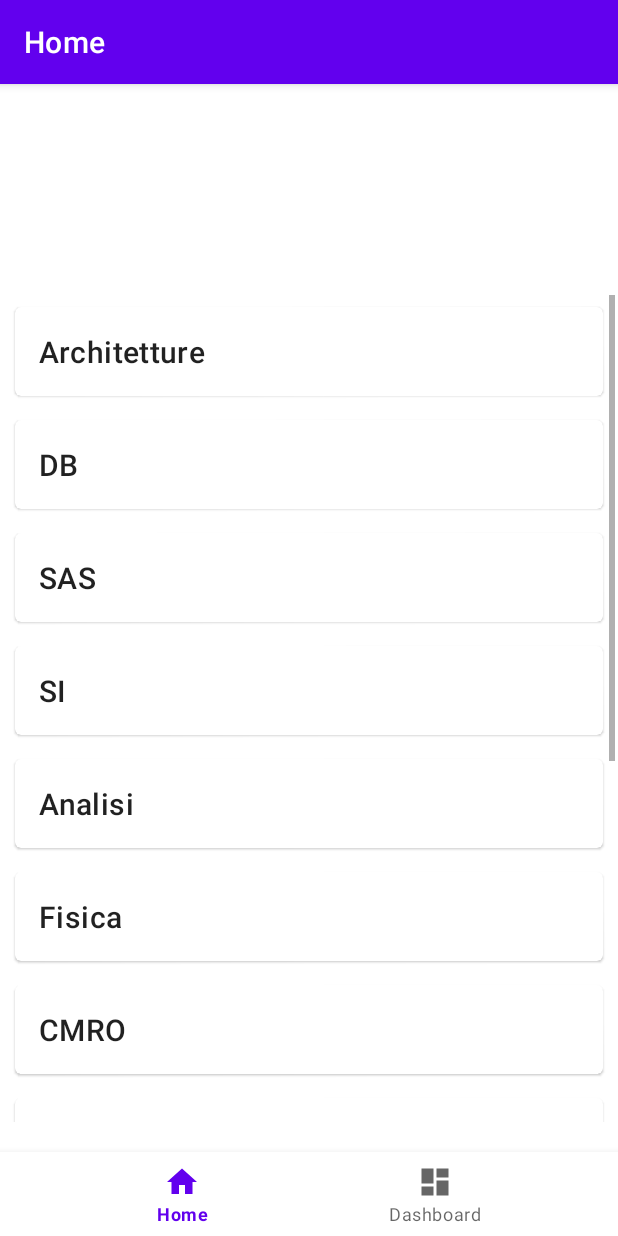
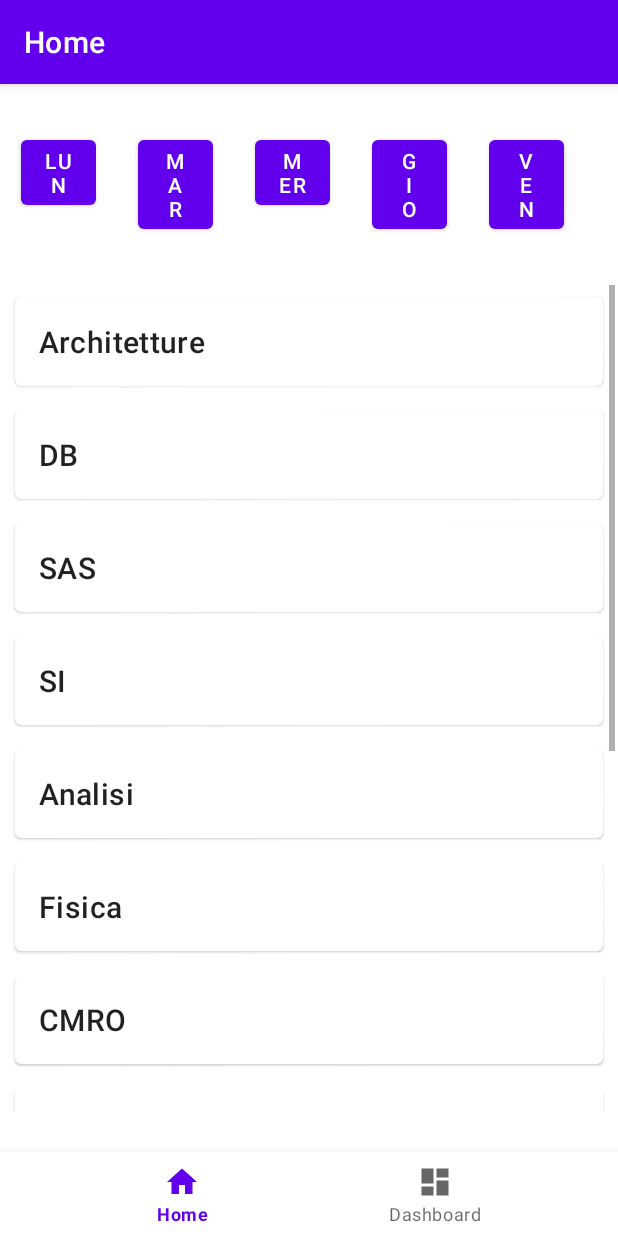
Before and after one commit to OscarNaretto/MyFirstApp, an Android app: the HomeFragment screen opened directly, with no data from a screen before it, on a phone screen of 412 x 824 dp. Run offline under Robolectric (Android 15) with nearby library versions, the phone set to English and light mode, and no system bars; our stand-ins replace Room's generated code, navigation-ui; 2 statements that could not run were skipped.

Commit message:
Implemented horizontal scroll view for day buttons. No code done yet, next job

```diff
--- a/IUMApp/app/src/main/java/com/example/iumapp/adapter/LessonAdapter.kt
+++ b/IUMApp/app/src/main/java/com/example/iumapp/adapter/LessonAdapter.kt
@@ -1,6 +1,5 @@
 package com.example.iumapp.adapter
 
-import android.content.Context
 import android.view.LayoutInflater
 import android.view.View
 import android.view.ViewGroup
@@ -10,11 +9,10 @@ import com.example.iumapp.R
 import com.example.iumapp.database.lesson.Lesson
 
 class LessonAdapter(
-    private val context: Context,
     private val dataset: List<Lesson>
-    ): RecyclerView.Adapter<LessonAdapter.LessonViewHolder>()  {
+): RecyclerView.Adapter<LessonAdapter.LessonViewHolder>()  {
 
-    class LessonViewHolder(private val view: View): RecyclerView.ViewHolder(view) {
+    class LessonViewHolder(view: View): RecyclerView.ViewHolder(view) {
         val textView: TextView = view.findViewById(R.id.item_title)
     }
 
--- a/IUMApp/app/src/main/java/com/example/iumapp/ui/home/HomeFragment.kt
+++ b/IUMApp/app/src/main/java/com/example/iumapp/ui/home/HomeFragment.kt
@@ -40,12 +40,10 @@ class HomeFragment : Fragment() {
             }
         }
 
-
-
         homeViewModel.myDataset.observe(viewLifecycleOwner) {
             if ((activity as MainActivity).getUserType() != "guest") {
                 recyclerView.visibility = View.VISIBLE
-                recyclerView.adapter = LessonAdapter((activity as MainActivity).applicationContext, it)
+                recyclerView.adapter = LessonAdapter(it)
             }
         }
 
--- a/IUMApp/app/src/main/res/layout/fragment_home.xml
+++ b/IUMApp/app/src/main/res/layout/fragment_home.xml
@@ -10,15 +10,55 @@
 
     <HorizontalScrollView
         android:id="@+id/days_scroll"
-        android:layout_width="406dp"
-        android:layout_height="118dp"
-        android:layout_marginTop="1dp"
+        android:layout_width="match_parent"
+        android:layout_height="wrap_content"
         app:layout_constraintBottom_toTopOf="@+id/lesson_list"
         app:layout_constraintEnd_toEndOf="parent"
         app:layout_constraintHorizontal_bias="1.0"
         app:layout_constraintStart_toStartOf="parent"
-        app:layout_constraintTop_toTopOf="parent"
-        tools:ignore="SpeakableTextPresentCheck" />
+        app:layout_constraintTop_toTopOf="parent">
+
+        <LinearLayout
+            android:layout_width="wrap_content"
+            android:layout_height="match_parent">
+
+            <Button
+                android:layout_width="50dp"
+                android:layout_height="wrap_content"
+                android:layout_weight="1"
+                android:text="@string/day_monday"
+                android:layout_margin="@dimen/activity_horizontal_margin" />
+
+            <Button
+                android:layout_width="50dp"
+                android:layout_height="wrap_content"
+                android:layout_weight="1"
+                android:text="@string/day_tuesday"
+                android:layout_margin="@dimen/activity_horizontal_margin" />
+
+            <Button
+                android:layout_width="50dp"
+                android:layout_height="wrap_content"
+                android:layout_weight="1"
+                android:text="@string/day_wednesday"
+                android:layout_margin="@dimen/activity_horizontal_margin" />
+
+            <Button
+                android:layout_width="50dp"
+                android:layout_height="wrap_content"
+                android:layout_weight="1"
+                android:text="@string/day_thursday"
+                android:layout_margin="@dimen/activity_horizontal_margin" />
+
+            <Button
+                android:layout_width="50dp"
+                android:layout_height="wrap_content"
+                android:layout_weight="1"
+                android:text="@string/day_friday"
+                android:layout_margin="@dimen/activity_horizontal_margin" />
+        </LinearLayout>
+
+    </HorizontalScrollView>
 
     <androidx.recyclerview.widget.RecyclerView
         android:id="@+id/lesson_list"
--- a/IUMApp/app/src/main/res/layout/list_scroll_item.xml
+++ /dev/null
@@ -1,12 +0,0 @@
-<?xml version="1.0" encoding="utf-8"?>
-<LinearLayout xmlns:android="http://schemas.android.com/apk/res/android"
-    android:layout_width="match_parent"
-    android:layout_height="match_parent">
-
-    <Button
-        android:id="@+id/days_button"
-        android:layout_width="wrap_content"
-        android:layout_height="wrap_content"
-        android:layout_weight="1"
-        android:text="Days_Button" />
-</LinearLayout>
--- a/IUMApp/app/src/main/res/values/dimens.xml
+++ b/IUMApp/app/src/main/res/values/dimens.xml
@@ -1,5 +1,5 @@
 <resources>
     <!-- Default screen margins, per the Android Design guidelines. -->
-    <dimen name="activity_horizontal_margin">16dp</dimen>
+    <dimen name="activity_horizontal_margin">14dp</dimen>
     <dimen name="activity_vertical_margin">16dp</dimen>
 </resources>
--- a/IUMApp/app/src/main/res/values/strings.xml
+++ b/IUMApp/app/src/main/res/values/strings.xml
@@ -17,4 +17,9 @@
     <string name="guest_lock_out">Login to unlock all features</string>
     <string name="action_settings">Settings</string>
     <string name="toolbar_sign_out">Logout</string>
+    <string name="day_monday">Lun</string>
+    <string name="day_tuesday">Mar</string>
+    <string name="day_wednesday">Mer</string>
+    <string name="day_thursday">G i o</string>
+    <string name="day_friday">Ven</string>
 </resources>
```
